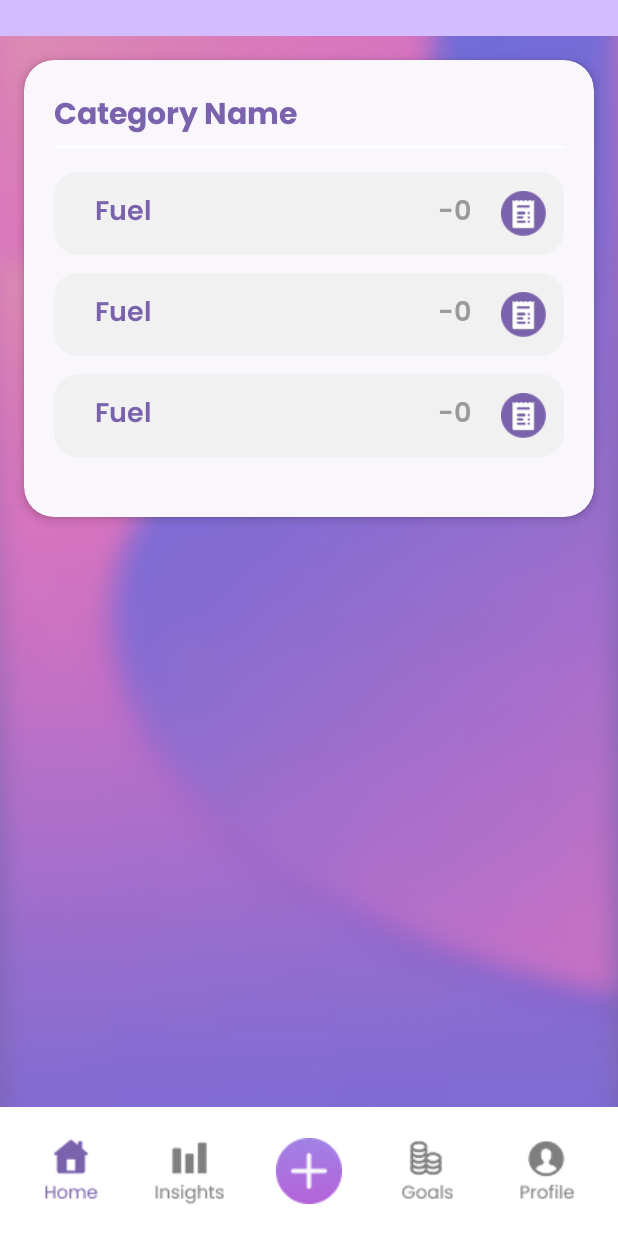
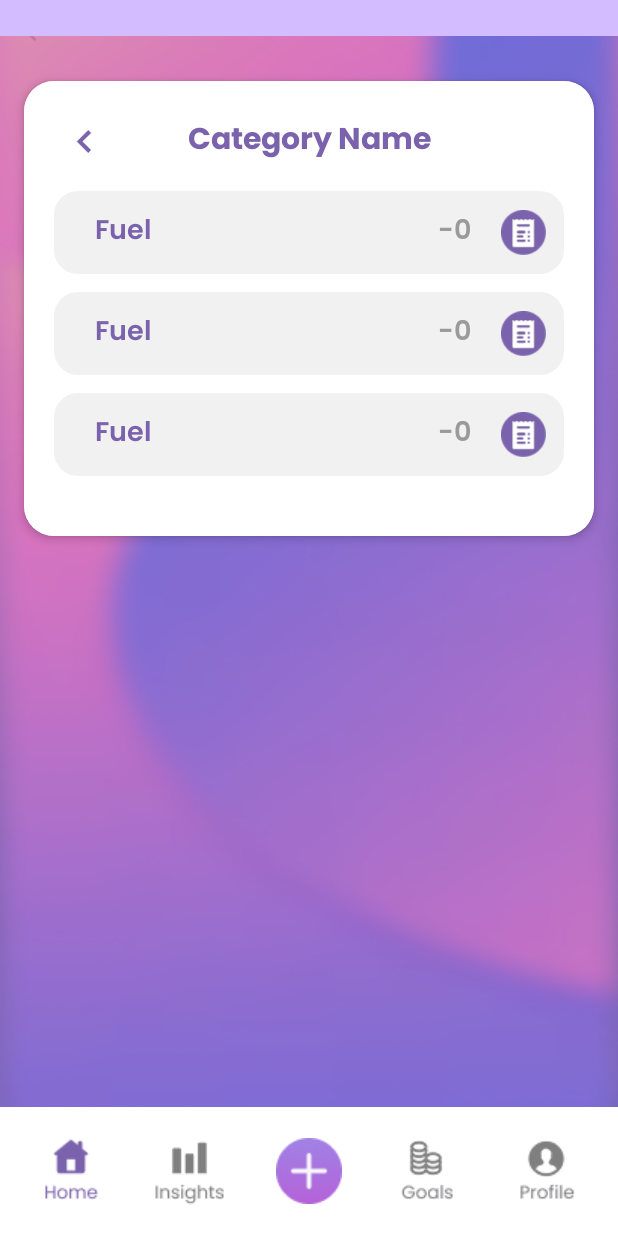
Before and after one commit to st10033925-azrahhabib/Coinverse, an Android app: the layout activity_category_details.xml on its own in the app's theme, with its tools: preview values and no code run, on a phone screen of 412 x 824 dp. Run offline under Robolectric (Android 15) with nearby library versions, the phone set to English and light mode, and no system bars.

Commit message:
added back button to category details, adjusted formatting, added cards for budget goals, adjusted dark mode values in some places

```diff
--- a/app/src/main/java/vcmsa/projects/coinverse/CategoryDetailsActivity.kt
+++ b/app/src/main/java/vcmsa/projects/coinverse/CategoryDetailsActivity.kt
@@ -29,6 +29,12 @@ class CategoryDetailsActivity : AppCompatActivity() {
     override fun onCreate(savedInstanceState: Bundle?) {
         super.onCreate(savedInstanceState)
         setContentView(R.layout.activity_category_details)
+
+        // back button
+        val btnBack = findViewById<ImageButton>(R.id.btnBack)
+        btnBack.setOnClickListener {
+            finish()
+        }
 
         //Gets necessary details attached to the Intent
         categoryName = intent.getStringExtra("category")
--- /dev/null
+++ b/app/src/main/res/drawable/back_button.xml
@@ -0,0 +1,13 @@
+<vector xmlns:android="http://schemas.android.com/apk/res/android"
+    android:width="30dp"
+    android:height="30dp"
+    android:viewportWidth="24"
+    android:viewportHeight="24">
+    <path
+        android:fillColor="@color/coinverse_purple"
+        android:pathData="M15.41,7.41L14,6l-6,6 6,6 1.41,-1.41L10.83,12z"
+        android:strokeWidth="0.2"
+        android:strokeColor="@color/coinverse_purple"
+        android:strokeLineCap="round"
+        android:strokeLineJoin="round"/>
+</vector>
--- a/app/src/main/res/layout/activity_budget_goals.xml
+++ b/app/src/main/res/layout/activity_budget_goals.xml
@@ -127,7 +127,6 @@
                             android:layout_height="wrap_content"
                             android:clipToPadding="false"
                             android:paddingTop="8dp"
-                            android:paddingBottom="8dp"
                             android:overScrollMode="never"
                             tools:listitem="@layout/budget_category_item" />
                     </LinearLayout>
--- a/app/src/main/res/layout/activity_category_details.xml
+++ b/app/src/main/res/layout/activity_category_details.xml
@@ -7,6 +7,17 @@
     android:background="@drawable/gradient_bg">
 
     <!-- Header -->
+    <ImageButton
+        android:id="@+id/btnBack2"
+        android:layout_width="40dp"
+        android:layout_height="40dp"
+        android:background="@android:color/transparent"
+        android:contentDescription="Back"
+        app:layout_constraintBottom_toBottomOf="@id/textCategoryName"
+        app:layout_constraintStart_toStartOf="parent"
+        app:layout_constraintTop_toTopOf="parent"
+        app:srcCompat="@drawable/ic_arrow_left" />
+
     <include
         android:id="@+id/layout_header"
         layout="@layout/layout_header" />
@@ -16,7 +27,7 @@
         android:id="@+id/cardBudgetGoals"
         android:layout_width="0dp"
         android:layout_height="wrap_content"
-        android:layout_marginTop="16dp"
+        android:layout_marginTop="30dp"
         android:layout_marginStart="16dp"
         android:layout_marginEnd="16dp"
         android:layout_marginBottom="80dp"
@@ -27,42 +38,72 @@
         app:layout_constraintStart_toStartOf="parent"
         app:layout_constraintEnd_toEndOf="parent">
 
-        <LinearLayout
+        <androidx.constraintlayout.widget.ConstraintLayout
             android:layout_width="match_parent"
             android:layout_height="wrap_content"
-            android:orientation="vertical"
+            android:background="@color/card_background"
             android:padding="20dp">
 
+            <!-- back button -->
+            <ImageButton
+                android:id="@+id/btnBack"
+                android:layout_width="40dp"
+                android:layout_height="40dp"
+                android:background="@android:color/transparent"
+                app:srcCompat="@drawable/back_button"
+                android:contentDescription="Back"
+                app:layout_constraintStart_toStartOf="parent"
+                app:layout_constraintTop_toTopOf="parent"
+                app:layout_constraintBottom_toBottomOf="@id/textCategoryName" />
+
+            <!-- title -->
             <TextView
                 android:id="@+id/textCategoryName"
-                android:layout_width="wrap_content"
+                android:layout_width="0dp"
                 android:layout_height="wrap_content"
                 android:fontFamily="@font/poppinsbold"
                 android:text="Category Name"
                 android:textColor="@color/coinverse_purple"
-                android:textSize="20sp" />
+                android:textSize="20sp"
+                android:gravity="center"
+                android:layout_marginStart="48dp"
+                android:layout_marginEnd="48dp"
+                app:layout_constraintStart_toStartOf="parent"
+                app:layout_constraintEnd_toEndOf="parent"
+                app:layout_constraintTop_toTopOf="@id/btnBack"
+                app:layout_constraintBottom_toBottomOf="@id/btnBack"
+                app:layout_constraintHorizontal_bias="0.5" />
 
+            <!-- divider -->
             <View
-                android:layout_width="match_parent"
+                android:id="@+id/divider"
+                android:layout_width="0dp"
                 android:layout_height="1dp"
-                android:layout_marginTop="2dp"
-                android:layout_marginBottom="8dp"
-                android:background="@color/card_background" />
+                android:background="@color/card_background"
+                app:layout_constraintTop_toBottomOf="@id/textCategoryName"
+                app:layout_constraintStart_toStartOf="parent"
+                app:layout_constraintEnd_toEndOf="parent"
+                android:layout_marginTop="4dp"
+                android:layout_marginBottom="8dp" />
 
+            <!-- RecyclerView -->
             <androidx.recyclerview.widget.RecyclerView
                 android:id="@+id/category_rv"
-                android:layout_width="match_parent"
+                android:layout_width="0dp"
                 android:layout_height="wrap_content"
                 android:clipToPadding="false"
-                android:paddingTop="8dp"
+                android:paddingTop="10dp"
                 android:paddingBottom="8dp"
                 android:overScrollMode="never"
-                tools:listitem="@layout/category_rv" />
+                tools:listitem="@layout/category_rv"
+                app:layout_constraintTop_toBottomOf="@id/divider"
+                app:layout_constraintStart_toStartOf="parent"
+                app:layout_constraintEnd_toEndOf="parent" />
 
-        </LinearLayout>
+        </androidx.constraintlayout.widget.ConstraintLayout>
     </androidx.cardview.widget.CardView>
 
-    <!-- Bottom Navigation Bar -->
+    <!-- nav bar -->
     <LinearLayout
         android:id="@+id/bottomNav"
         android:layout_width="0dp"
--- a/app/src/main/res/layout/category_rv.xml
+++ b/app/src/main/res/layout/category_rv.xml
@@ -15,6 +15,8 @@
         android:layout_weight="1"
         android:layout_marginStart="15dp"
         android:text="Fuel"
+        android:maxLines="1"
+        android:ellipsize="end"
         android:textSize="18sp"
         android:textColor="@color/coinverse_purple"
         android:fontFamily="@font/poppinssemibold" />
```
Also changed, not shown: app/src/main/res/layout/activity_expenses.xml (+3 -11 lines), app/src/main/res/layout/activity_profile.xml (+5 -7 lines), app/src/main/res/layout/budget_category_item.xml (+6 -3 lines), app/src/main/res/layout/item_expense.xml (+7 -2 lines).
